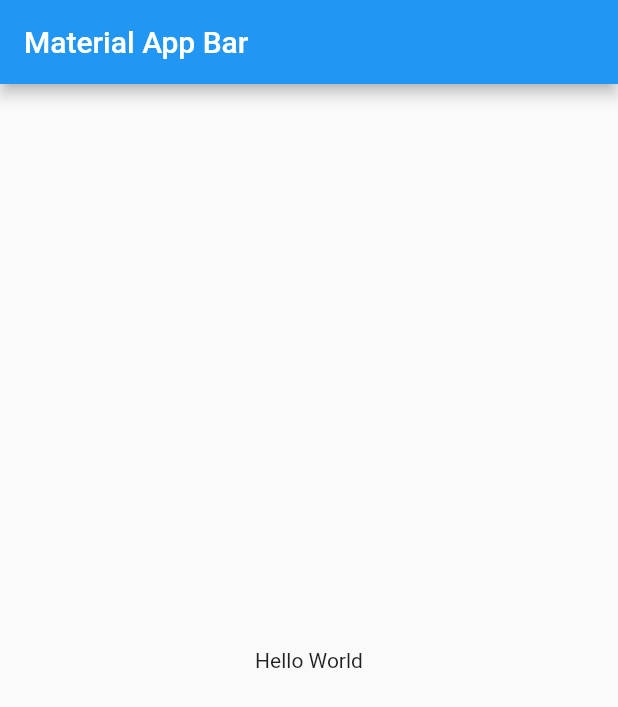
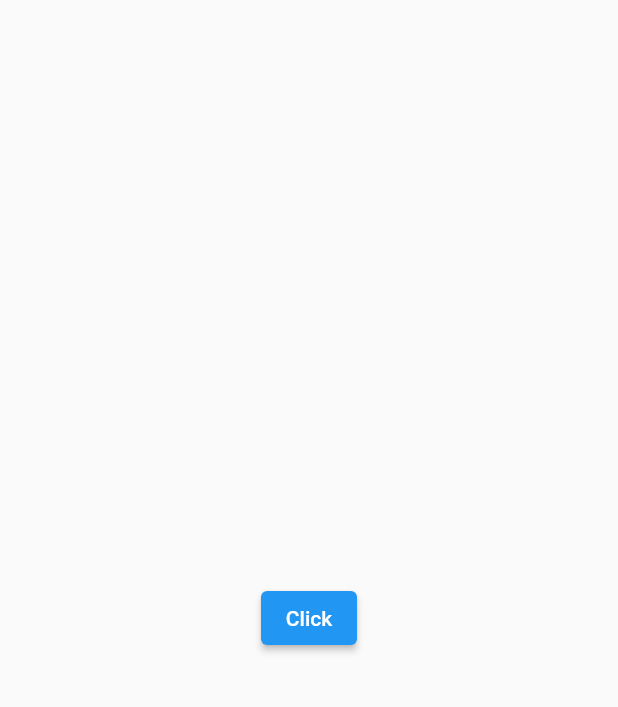
Before and after one commit to kasdeya78/codigo2_semana5, a Flutter app: the screen it shows after launch, on a phone screen of 412 x 824 dp. Shown: the top 707 px of the screen. Run offline on Flutter 3.47's test engine with Material 2 defaults, Android fonts, the phone set to English and light mode, and no system bars; our stand-ins replace audioplayers.

Commit message:
probando la libreria sonido

```diff
--- a/lib/main.dart
+++ b/lib/main.dart
@@ -1,20 +1,28 @@
 import 'package:flutter/material.dart';
+import 'package:audioplayers/audioplayers.dart';
 
-void main() => runApp(const MyApp());
+void main() => runApp(MyApp());
 
 class MyApp extends StatelessWidget {
-  const MyApp({super.key});
-
   @override
   Widget build(BuildContext context) {
     return MaterialApp(
-      title: 'Material App',
-      home: Scaffold(
-        appBar: AppBar(
-          title: const Text('Material App Bar'),
-        ),
-        body: const Center(
-          child: Text('Hello World'),
+      home: HomePage(),
+    );
+  }
+}
+
+class HomePage extends StatelessWidget {
+  AudioCache audioCache = AudioCache();
+  @override
+  Widget build(BuildContext context) {
+    return Scaffold(
+      body: Center(
+        child: ElevatedButton(
+          onPressed: () {
+            audioCache.play("audios/note1.wav");
+          },
+          child: Text("Click"),
         ),
       ),
     );
--- a/pubspec.yaml
+++ b/pubspec.yaml
@@ -36,6 +36,7 @@ dependencies:
   # The following adds the Cupertino Icons font to your application.
   # Use with the CupertinoIcons class for iOS style icons.
   cupertino_icons: ^1.0.2
+  audioplayers: ^0.20.1
 
 dev_dependencies:
   flutter_test:
@@ -60,8 +61,8 @@ flutter:
   uses-material-design: true
 
   # To add assets to your application, add an assets section, like this:
-  # assets:
-  #   - images/a_dot_burr.jpeg
+  assets:
+    - assets/audios/
   #   - images/a_dot_ham.jpeg
 
   # An image asset can refer to one or more resolution-specific "variants", see
```
Also changed, not shown: pubspec.lock, 8 other files.
